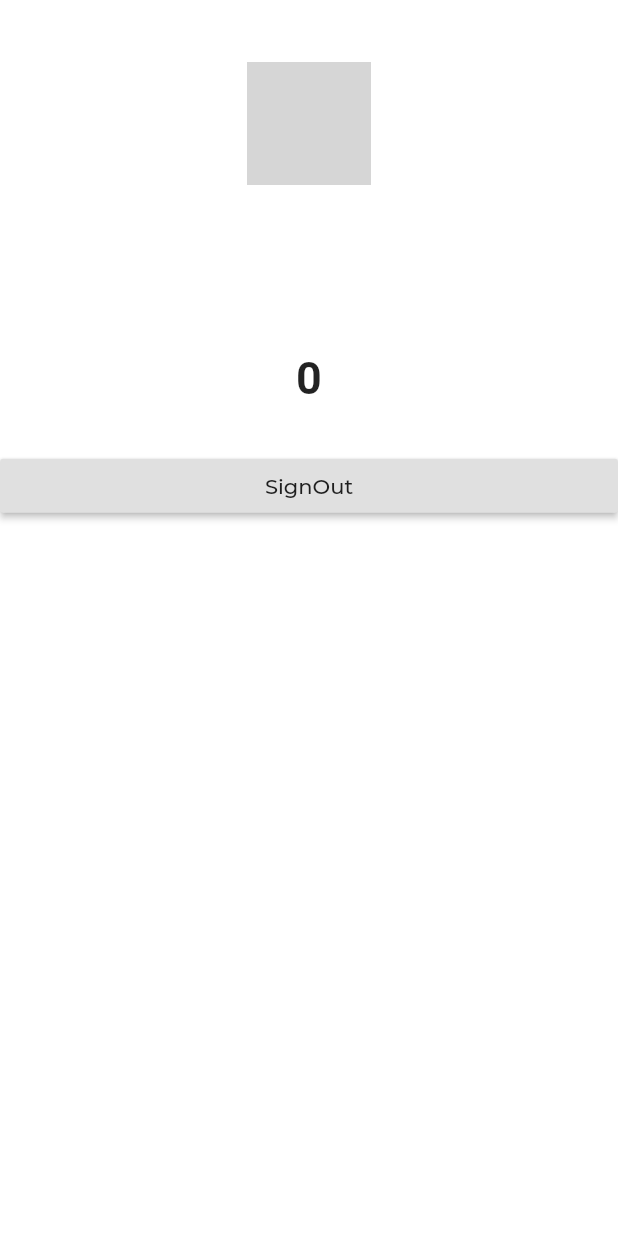
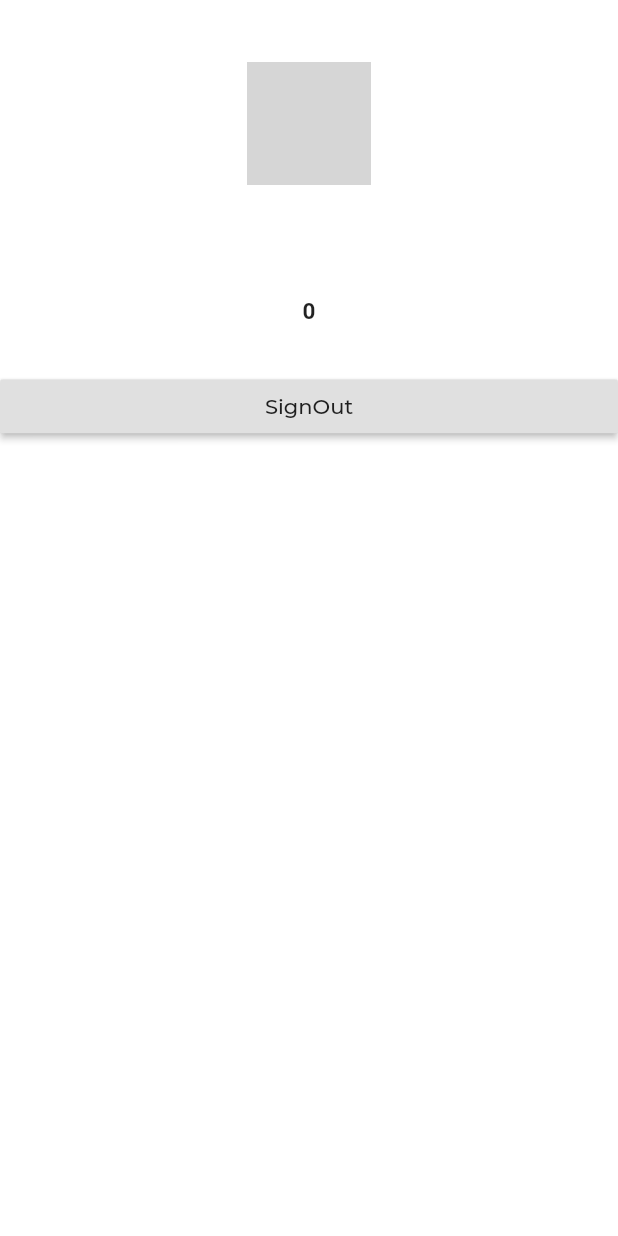
Before and after one commit to muhnee/muhnee_app, a Flutter app: the ProfilePage screen opened directly, on a phone screen of 412 x 824 dp. Run offline on Flutter 3.47's test engine with Material 2 defaults, Android fonts, the phone set to English and light mode, and no system bars; our stand-ins replace awesome_dialog, cloud_firestore, cloud_functions, firebase_auth, flutter_spinkit, google_fonts and 1 more; accounts and stored records are empty; network calls fail; Roboto replaces fonts that are missing (SFPro); grey boxes are pictures that could not be loaded.

Commit message:
Names and info added

```diff
--- a/lib/pages/Home/ProfilePage.dart
+++ b/lib/pages/Home/ProfilePage.dart
@@ -85,7 +85,6 @@ class ProfileImgFuture extends StatelessWidget {
                         height: SizeConfig.blockSizeHorizontal * 20,
                       ),
                     )
-
                   ],
                 ),
               ],
@@ -127,9 +126,7 @@ class ProfileImgFuture extends StatelessWidget {
   }
 }
 
-
 class ProfileDescriptions extends StatelessWidget {
-
   @override
   Widget build(BuildContext context) {
     return FutureBuilder<dynamic>(
@@ -140,18 +137,20 @@ class ProfileDescriptions extends StatelessWidget {
         if (snapshot.hasData) {
           children = <Widget>[
             Column(
+              crossAxisAlignment: CrossAxisAlignment.start,
               children: <Widget>[
                 SizedBox(
                   height: SizeConfig.blockSizeVertical * 5,
                 ),
-
-                TextElement(text: snapshot.data["displayName"] ,),
-                TextElement(text: snapshot.data["email"] ,),
-                TextElement(text: snapshot.data["monthlySavingsGoal"].toString() ,),
-
-
-
-
+                TextElement(
+                  text: snapshot.data["displayName"],
+                ),
+                TextElement(
+                  text: snapshot.data["email"],
+                ),
+                TextElement(
+                  text: snapshot.data["monthlySavingsGoal"].toString(),
+                ),
               ],
             ),
           ];
@@ -191,23 +190,20 @@ class ProfileDescriptions extends StatelessWidget {
   }
 }
 
-
 class TextElement extends StatelessWidget {
-
   var text;
-  TextElement({this.text});
+  TextElement({@required this.text});
 
   @override
   Widget build(BuildContext context) {
-    return  Padding(
+    return Padding(
       padding: EdgeInsets.symmetric(
-                                    horizontal:
-                                        SizeConfig.blockSizeHorizontal * 5,
+        horizontal: SizeConfig.blockSizeHorizontal * 5,
       ),
       child: Text(
         text,
         style: TextStyle(
-                                      fontSize: 30.0,
+          fontSize: 15.0,
           fontFamily: "SFPro",
           fontWeight: FontWeight.bold,
           // color: Color(0xff8e91f),
```
Lines whose indentation alone changed are shown as unchanged.
